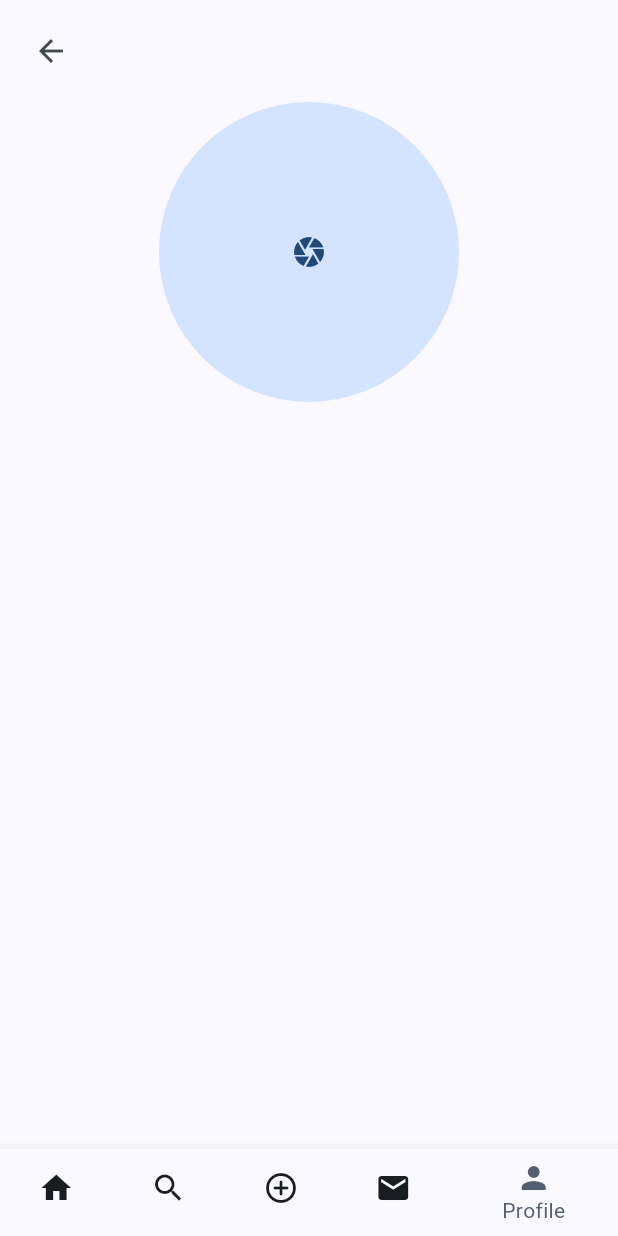
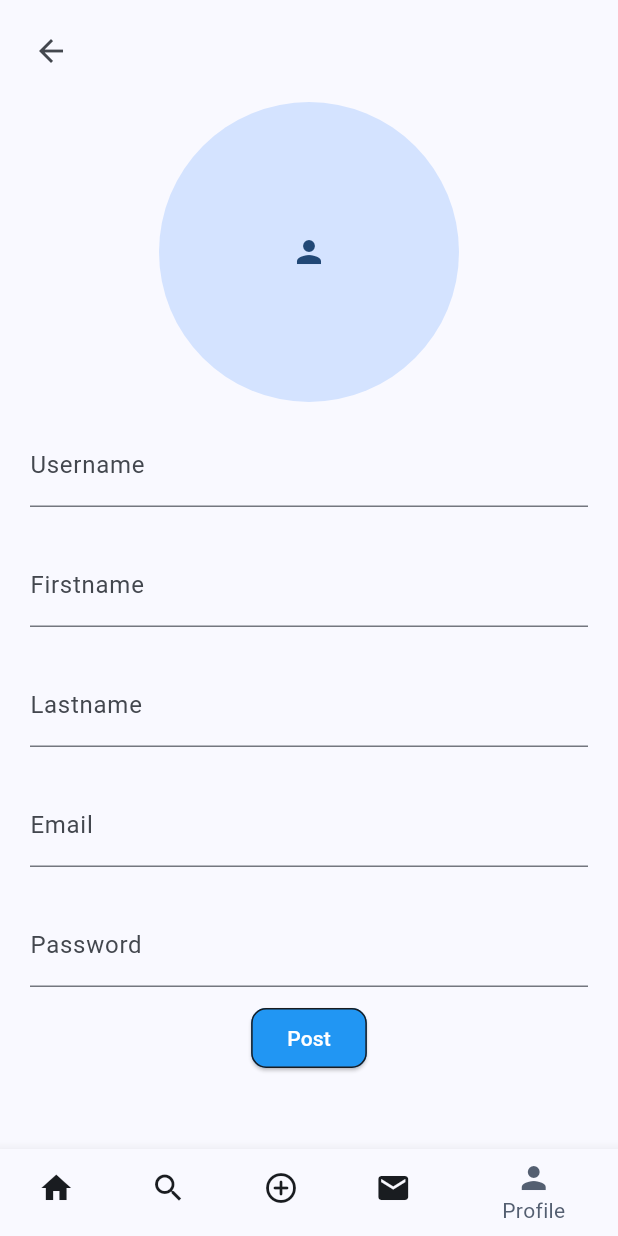
Before and after one commit to Chuckibmk/API_News, a Flutter app: the screen it shows after launch, swiped to page 5, on a phone screen of 412 x 824 dp. Run offline on Flutter 3.47's test engine with Material 3 defaults, Android fonts, the phone set to English and light mode, and no system bars; our stand-ins replace carousel_slider, flutter_social_button, get, image_picker; missing offline and left inert: flutter_quill.

Commit message:
profile update

```diff
--- a/lib/screens/account/profile.dart
+++ b/lib/screens/account/profile.dart
@@ -25,8 +25,31 @@ class _ProfileState extends State<Profile> {
     });
   }
 
+  final TextEditingController usctrl = TextEditingController();
+  final TextEditingController fnctrl = TextEditingController();
+  final TextEditingController ltctrl = TextEditingController();
+  final TextEditingController emctrl = TextEditingController();
+  final TextEditingController pwctrl = TextEditingController();
+
+  @override
+  void dispose() {
+    usctrl.dispose();
+    fnctrl.dispose();
+    ltctrl.dispose();
+    emctrl.dispose();
+    pwctrl.dispose();
+    super.dispose();
+  }
+
   @override
   Widget build(BuildContext context) {
+    Map<String, TextEditingController> fom = {
+      'Username': usctrl,
+      'Firstname': fnctrl,
+      'Lastname': ltctrl,
+      'Email': emctrl,
+      'Password': pwctrl
+    };
     return SingleChildScrollView(
       child: SafeArea(
         child: Column(
@@ -59,14 +82,67 @@ class _ProfileState extends State<Profile> {
                           backgroundImage: FileImage(_image!),
                         )
                       : CircleAvatar(
+                          // backgroundImage: AssetImage,
                           child: IconButton(
                             onPressed: () {
                               pickImage();
                             },
-                            icon: Icon(Icons.camera),
+                            icon: Icon(Icons.person),
                           ),
                         ),
-                )
+                ),
+                Form(
+                  child: Column(
+                    children: [
+                      for (var a in fom.keys)
+                        Column(
+                          children: [
+                            const SizedBox(
+                              height: 5,
+                            ),
+                            Container(
+                              margin: const EdgeInsets.symmetric(
+                                  vertical: 10, horizontal: 20),
+                              width: MediaQuery.of(context).size.width,
+                              child: TextFormField(
+                                decoration: InputDecoration(
+                                  // contentPadding: const EdgeInsets.all(10),
+                                  labelText: a,
+                                ),
+                                controller: fom[a],
+                                maxLines: 1,
+                                style: const TextStyle(
+                                  fontSize: 15,
+                                ),
+                              ),
+                            ),
+                          ],
+                        ),
+                      Center(
+                        child: ElevatedButton(
+                          onPressed: () {},
+                          style: ButtonStyle(
+                              shape: MaterialStateProperty.all<
+                                  RoundedRectangleBorder>(
+                                RoundedRectangleBorder(
+                                  borderRadius: BorderRadius.circular(10.0),
+                                  side: BorderSide(
+                                      color: Theme.of(context)
+                                          .colorScheme
+                                          .onSurface),
+                                ),
+                              ),
+                              backgroundColor:
+                                  MaterialStateProperty.all(Colors.blue)),
+                          child: const Text(
+                            'Post',
+                            style: TextStyle(color: Colors.white),
+                          ),
+                        ),
+                      ),
+                    ],
+                  ),
+                ),
               ],
             ),
           ],
```
